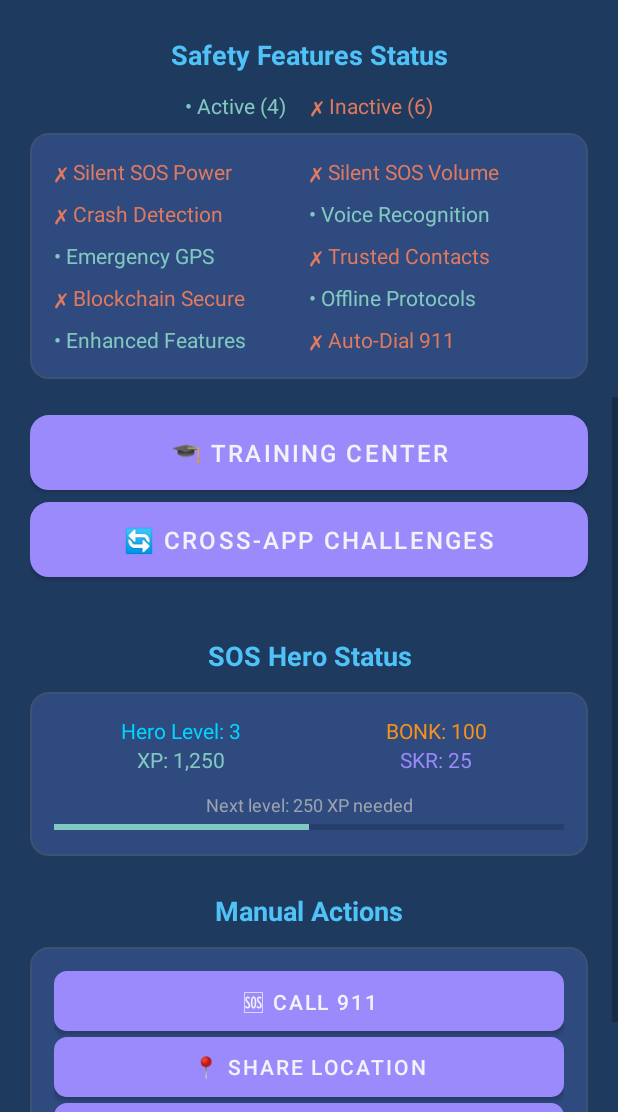
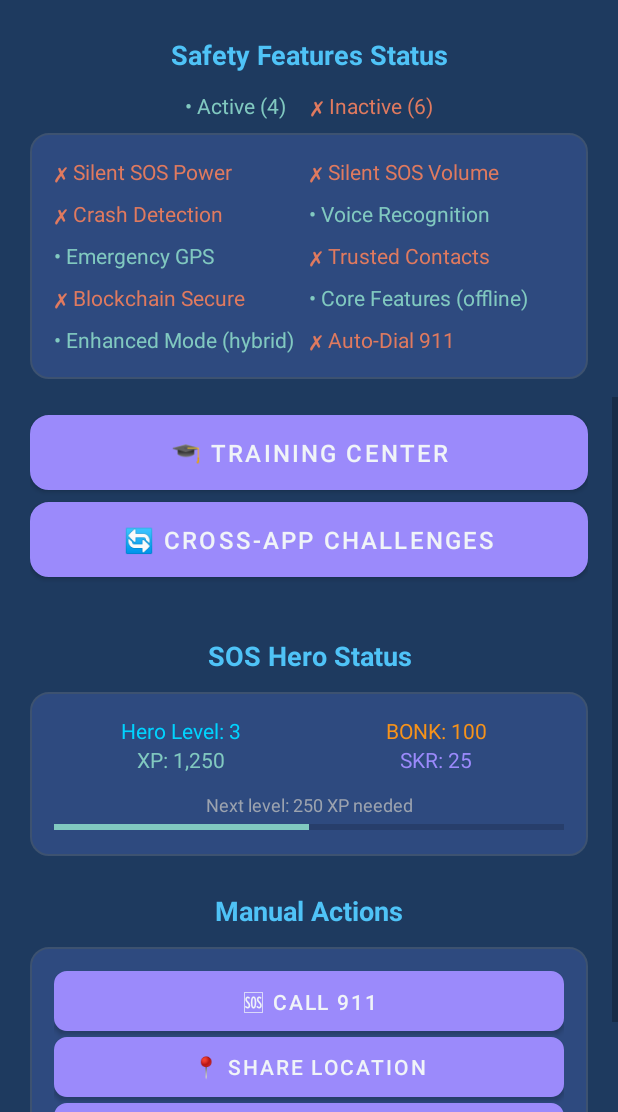
Before and after one commit to paragoner1/crisis-companion, an Android app: the screen it shows after launch (MainActivity), scrolled down 537 dp, on a phone screen of 412 x 824 dp, the part 124-1236 px from its top. Run offline under Robolectric (Android 15) with nearby library versions, the phone set to English and light mode, and no system bars.

Commit message:
feat: Update all documentation to reflect hybrid architecture
- Update UI labels from 'Offline Mode' to 'Core Features (offline)'
- Update UI labels from 'Online Mode' to 'Enhanced Mode (hybrid)'
- Implement real connectivity checking for enhanced mode status
- Update all documentation files to reflect hybrid approach
- Standardize text size and prevent wrapping in safety features
- Update README, architecture docs, demo scripts, and templates
- Ensure consistent messaging across all documentation

This makes the hybrid architecture clear to users and maintains
professional, consistent UI throughout the app.

```diff
--- a/android-app/app/src/main/java/com/solanasos/emergency/MainActivity.kt
+++ b/android-app/app/src/main/java/com/solanasos/emergency/MainActivity.kt
@@ -462,8 +462,8 @@ class MainActivity : AppCompatActivity() {
                 • Silent SOS: Emergency activation without sound
                 • Crash Detection: Automatic emergency response in accidents
                 • Trusted Network: Alert your emergency contacts
-                • Offline Protocols: Core emergency guidance (always available)
-                • Enhanced Features: Real-time consultation when online
+                • Core Features (offline): Life-saving guidance (always available)
+                • Enhanced Mode (hybrid): Real-time consultation when online
                 • Blockchain Security: Immutable emergency logs
                 • Voice Recognition: Hands-free emergency activation
 
@@ -553,13 +553,13 @@ class MainActivity : AppCompatActivity() {
 
         // Context-aware is always active (core feature) - not shown in status
 
-        // Check database connectivity for offline mode
+        // Check database connectivity for core features
         val databaseConnected = checkDatabaseConnection()
-        updateSafetyFeatureStatus(binding.tvOfflineMode, databaseConnected, "Offline Protocols")
+        updateSafetyFeatureStatus(binding.tvOfflineMode, databaseConnected, "Core Features (offline)")
 
-        // Check online connectivity for enhanced features
+        // Check online connectivity for enhanced mode
         val onlineConnected = checkOnlineConnection()
-        updateSafetyFeatureStatus(binding.tvOnlineMode, onlineConnected, "Enhanced Features")
+        updateSafetyFeatureStatus(binding.tvOnlineMode, onlineConnected, "Enhanced Mode (hybrid)")
 
         // Update legend counts
         val activeCount = listOf(voiceRecognitionEnabled, locationSharingEnabled, autoDial911Enabled, silentSOSPowerEnabled,
@@ -587,8 +587,14 @@ class MainActivity : AppCompatActivity() {
     }
 
     private fun checkOnlineConnection(): Boolean {
-        // For demo purposes, assume online is connected
-        // In real implementation, this would check internet connectivity
-        return true
+        // Check for internet connectivity
+        try {
+            val connectivityManager = getSystemService(Context.CONNECTIVITY_SERVICE) as android.net.ConnectivityManager
+            val networkInfo = connectivityManager.activeNetworkInfo
+            return networkInfo?.isConnected == true
+        } catch (e: Exception) {
+            Log.e(TAG, "Error checking online connectivity", e)
+            return false
+        }
     }
 }
--- a/android-app/app/src/main/res/layout/activity_main.xml
+++ b/android-app/app/src/main/res/layout/activity_main.xml
@@ -216,6 +216,8 @@
                         android:layout_weight="1"
                         android:text="✗ Silent SOS Power"
                         android:textSize="14sp"
+                        android:singleLine="true"
+                        android:ellipsize="end"
                         android:textColor="@color/status_inactive" />
 
                     <TextView
@@ -225,6 +227,8 @@
                         android:layout_weight="1"
                         android:text="✗ Silent SOS Volume"
                         android:textSize="14sp"
+                        android:singleLine="true"
+                        android:ellipsize="end"
                         android:textColor="@color/status_inactive" />
 
                 </LinearLayout>
@@ -242,6 +246,8 @@
                         android:layout_weight="1"
                         android:text="✗ Crash Detection"
                         android:textSize="14sp"
+                        android:singleLine="true"
+                        android:ellipsize="end"
                         android:textColor="@color/status_inactive" />
 
                     <TextView
@@ -251,6 +257,8 @@
                         android:layout_weight="1"
                         android:text="✗ Voice Recognition"
                         android:textSize="14sp"
+                        android:singleLine="true"
+                        android:ellipsize="end"
                         android:textColor="@color/status_inactive" />
 
                 </LinearLayout>
@@ -268,6 +276,8 @@
                         android:layout_weight="1"
                         android:text="• Emergency GPS"
                         android:textSize="14sp"
+                        android:singleLine="true"
+                        android:ellipsize="end"
                         android:textColor="@color/status_success" />
 
                     <TextView
@@ -277,6 +287,8 @@
                         android:layout_weight="1"
                         android:text="✗ Trusted Contacts"
                         android:textSize="14sp"
+                        android:singleLine="true"
+                        android:ellipsize="end"
                         android:textColor="@color/status_inactive" />
 
                 </LinearLayout>
@@ -294,6 +306,8 @@
                         android:layout_weight="1"
                         android:text="• Blockchain Secure"
                         android:textSize="14sp"
+                        android:singleLine="true"
+                        android:ellipsize="end"
                         android:textColor="@color/status_success" />
 
                     <TextView
@@ -301,8 +315,10 @@
                         android:layout_width="0dp"
                         android:layout_height="wrap_content"
                         android:layout_weight="1"
-                        android:text="• Offline Mode"
+                        android:text="• Core Features (offline)"
                         android:textSize="14sp"
+                        android:singleLine="true"
+                        android:ellipsize="end"
                         android:textColor="@color/status_success" />
 
                 </LinearLayout>
@@ -317,8 +333,10 @@
                         android:layout_width="0dp"
                         android:layout_height="wrap_content"
                         android:layout_weight="1"
-                        android:text="• Online Mode"
+                        android:text="• Enhanced Mode (hybrid)"
                         android:textSize="14sp"
+                        android:singleLine="true"
+                        android:ellipsize="end"
                         android:textColor="@color/status_success" />
 
                     <TextView
@@ -328,6 +346,8 @@
                         android:layout_weight="1"
                         android:text="✗ Auto-Dial 911"
                         android:textSize="14sp"
+                        android:singleLine="true"
+                        android:ellipsize="end"
                         android:textColor="@color/status_inactive" />
 
                 </LinearLayout>
```
Also changed, not shown: 7 other files.
